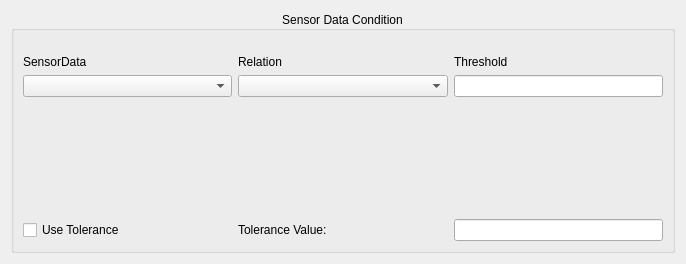
First picture: the form in src/ManeuverPlanner/VisualScripter/Conditions/SensorDataCondition.ui, repository theilem/uavGS, before the edit.
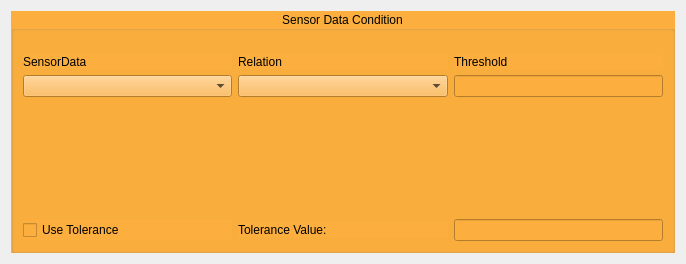
Second picture: the form after the edit.

Commit message: Changing color scheme

Patch:
```diff
--- a/src/ManeuverPlanner/VisualScripter/Conditions/SensorDataCondition.ui
+++ b/src/ManeuverPlanner/VisualScripter/Conditions/SensorDataCondition.ui
@@ -16,6 +16,12 @@
   <layout class="QGridLayout" name="gridLayout_2">
    <item row="0" column="0">
     <widget class="QGroupBox" name="groupBox">
+     <property name="autoFillBackground">
+      <bool>false</bool>
+     </property>
+     <property name="styleSheet">
+      <string notr="true">background-color:rgb(252, 175, 62)</string>
+     </property>
      <property name="title">
       <string>Sensor Data Condition</string>
      </property>
```
The commit also changes 7 other files.
